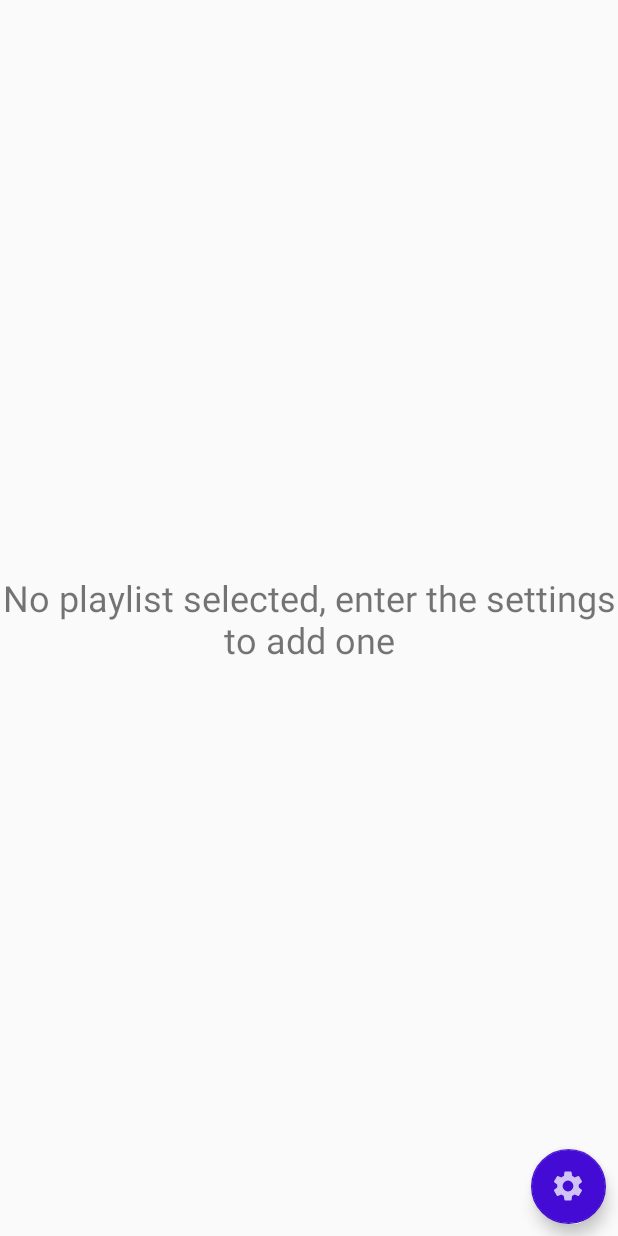
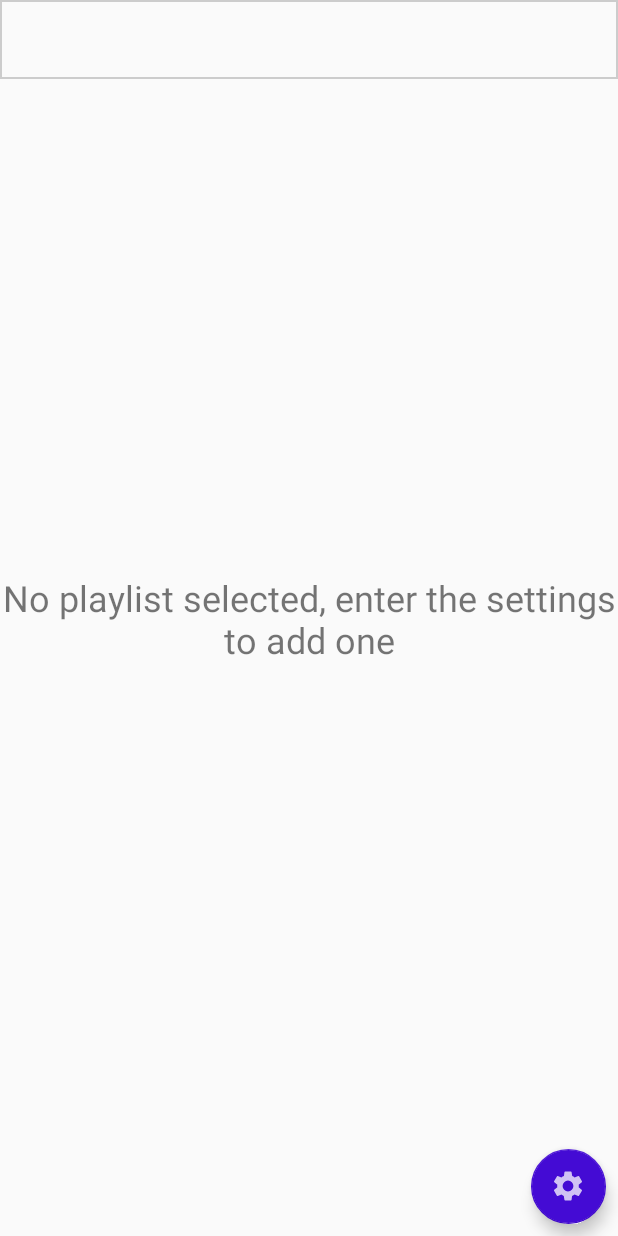
Before and after one commit to JoshHalvorson/LockList, an Android app: the screen it shows after launch (WatchPlaylistActivity), on a phone screen of 412 x 824 dp. Run offline under Robolectric (Android 15) with nearby library versions, the phone set to English and light mode, and no system bars; our stand-ins replace Picasso, RxJava; libraries missing offline, so code that uses them is left out: com.jakewharton.retrofit2, com.pierfrancescosoffritti.androidyoutubeplayer; plain views replace YouTubePlayerView; pictures from the network do not load; 6 statements that could not run were skipped.

Commit message:
Add border for video title

```diff
--- /dev/null
+++ b/app/src/main/res/drawable/border.xml
@@ -0,0 +1,5 @@
+<?xml version="1.0" encoding="utf-8"?>
+<shape xmlns:android="http://schemas.android.com/apk/res/android" android:shape="rectangle">
+    <padding android:left="10dp" android:right="10dp" android:top="10dp" android:bottom="10dp"/>
+    <stroke android:width="1dp" android:color="#CCCCCC"/>
+</shape>
--- a/app/src/main/res/layout/activity_watch_playlist.xml
+++ b/app/src/main/res/layout/activity_watch_playlist.xml
@@ -12,28 +12,34 @@
         android:layout_height="wrap_content"
         android:visibility="gone"
         app:layout_constraintTop_toTopOf="parent"
-        tools:visibility="visible" >
+        tools:visibility="visible">
 
     </com.pierfrancescosoffritti.androidyoutubeplayer.core.player.views.YouTubePlayerView>
 
-    <TextView
-        android:id="@+id/current_video_title_text"
-        android:layout_width="wrap_content"
+    <LinearLayout
+        android:id="@+id/linearLayout"
+        android:layout_width="match_parent"
         android:layout_height="wrap_content"
-        android:textAlignment="textStart"
-        android:textSize="24sp"
-        app:layout_constraintStart_toStartOf="parent"
-        app:layout_constraintTop_toBottomOf="@+id/youtube_player_view" />
+        android:background="@drawable/border"
+        android:orientation="horizontal"
+        app:layout_constraintTop_toBottomOf="@+id/youtube_player_view">
+
+        <TextView
+            android:id="@+id/current_video_title_text"
+            android:layout_width="wrap_content"
+            android:layout_height="wrap_content"
+            android:textAlignment="textStart"
+            android:textSize="24sp" />
+    </LinearLayout>
 
     <androidx.recyclerview.widget.RecyclerView
         android:id="@+id/videos_list"
         android:layout_width="match_parent"
         android:layout_height="0dp"
-        android:layout_marginTop="8dp"
         app:layout_constraintBottom_toBottomOf="parent"
         app:layout_constraintEnd_toEndOf="parent"
         app:layout_constraintStart_toStartOf="parent"
-        app:layout_constraintTop_toBottomOf="@+id/current_video_title_text"
+        app:layout_constraintTop_toBottomOf="@+id/linearLayout"
         tools:visibility="visible" />
 
     <com.google.android.material.floatingactionbutton.FloatingActionButton
```
